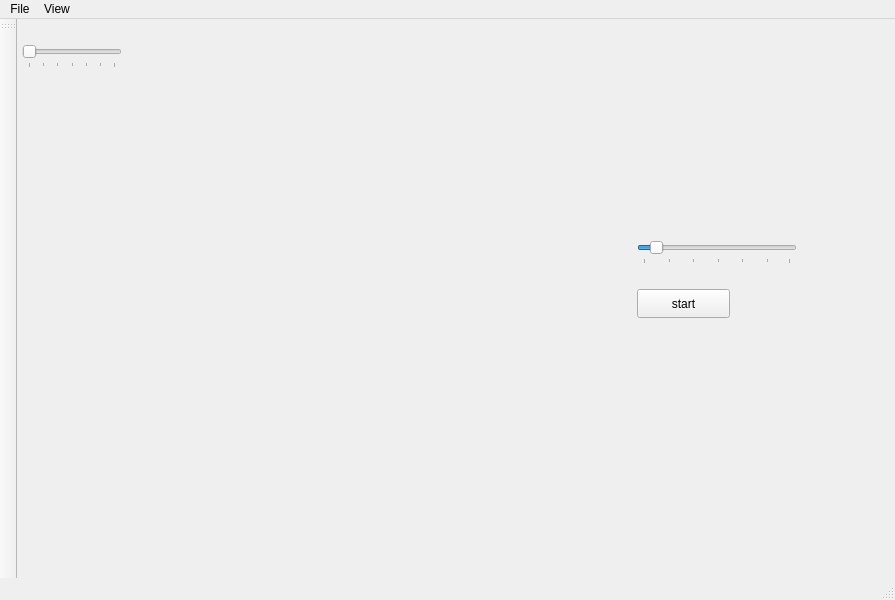
Above: mainwindow.ui from koensakamoto/Sprite-Editor before the change. Below: the same form after it.
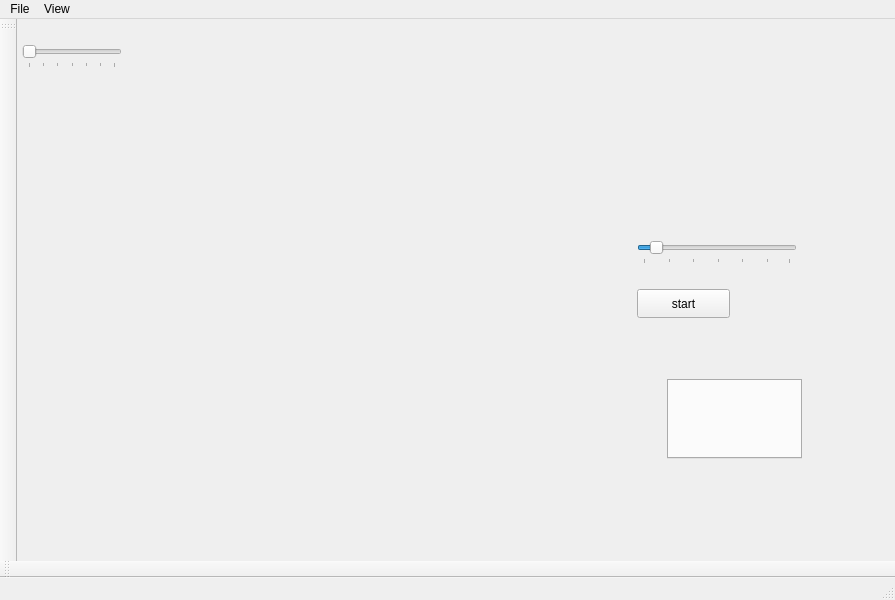
That is the form after the change. Icons and pictures are not drawn.

Commit message: Added frame bar where you can add, delete, or copy a frame.

Patch:
```diff
--- a/mainwindow.ui
+++ b/mainwindow.ui
@@ -112,6 +112,16 @@
      <string>start</string>
     </property>
    </widget>
+   <widget class="QTabWidget" name="frameTabBar">
+    <property name="geometry">
+     <rect>
+      <x>650</x>
+      <y>360</y>
+      <width>135</width>
+      <height>80</height>
+     </rect>
+    </property>
+   </widget>
   </widget>
   <widget class="QStatusBar" name="statusbar"/>
   <widget class="QMenuBar" name="menuBar">
@@ -150,6 +160,17 @@
     <bool>false</bool>
    </attribute>
   </widget>
+  <widget class="QToolBar" name="frameToolBar">
+   <property name="windowTitle">
+    <string>toolBar_2</string>
+   </property>
+   <attribute name="toolBarArea">
+    <enum>BottomToolBarArea</enum>
+   </attribute>
+   <attribute name="toolBarBreak">
+    <bool>false</bool>
+   </attribute>
+  </widget>
   <action name="saveButton">
    <property name="text">
     <string>Save File...</string>
```
Left out of the diff: 24 changed lines with no effect on the pictures. The commit also changes 4 other files.
